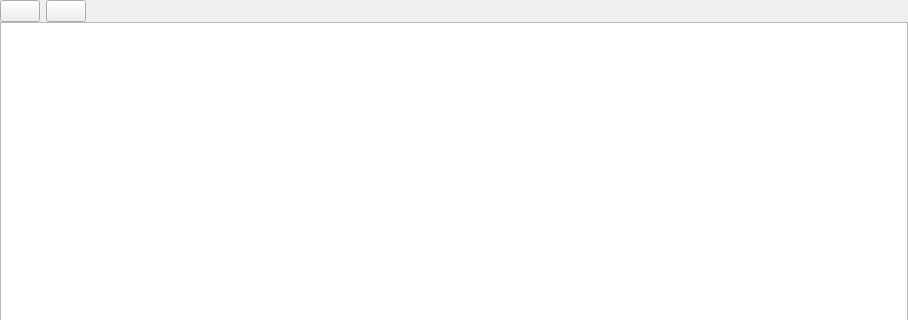
Above: manager/src/BaseStationsWidget.ui from porkmarks/sense before the change; both pictures show x 0 to 908 and y 0 to 320 of the 908 by 864 pixel window. Below: the same form after it.
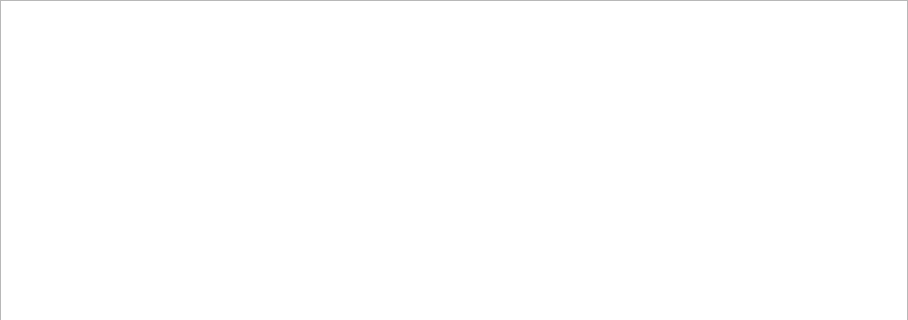
That is the form after the change. Icons and pictures are not drawn.

```diff
--- a/manager/src/BaseStationsWidget.ui
+++ b/manager/src/BaseStationsWidget.ui
@@ -44,53 +44,6 @@
       <property name="bottomMargin">
        <number>0</number>
       </property>
-      <item>
-       <widget class="QPushButton" name="add">
-        <property name="text">
-         <string/>
-        </property>
-        <property name="icon">
-         <iconset resource="../res/res.qrc">
-          <normaloff>:/icons/ui/add.png</normaloff>:/icons/ui/add.png</iconset>
-        </property>
-        <property name="iconSize">
-         <size>
-          <width>24</width>
-          <height>24</height>
-         </size>
-        </property>
-       </widget>
-      </item>
-      <item>
-       <widget class="QPushButton" name="remove">
-        <property name="text">
-         <string/>
-        </property>
-        <property name="icon">
-         <iconset resource="../res/res.qrc">
-          <normaloff>:/icons/ui/remove.png</normaloff>:/icons/ui/remove.png</iconset>
-        </property>
-        <property name="iconSize">
-         <size>
-          <width>24</width>
-          <height>24</height>
-         </size>
-        </property>
-       </widget>
-      </item>
-      <item>
-       <spacer name="horizontalSpacer">
-        <property name="orientation">
-         <enum>Qt::Horizontal</enum>
-        </property>
-        <property name="sizeHint" stdset="0">
-         <size>
-          <width>40</width>
-          <height>20</height>
-         </size>
-        </property>
-       </spacer>
-      </item>
      </layout>
     </widget>
    </item>
```
Left out of the diff: 4 changed lines with no effect on the pictures.
